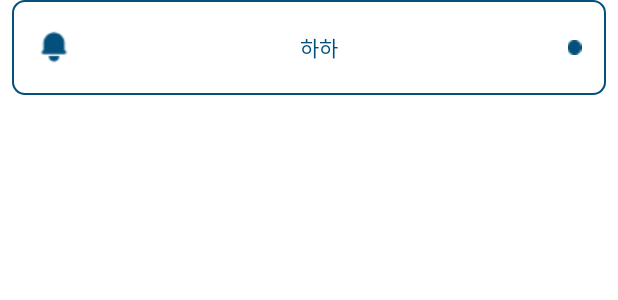
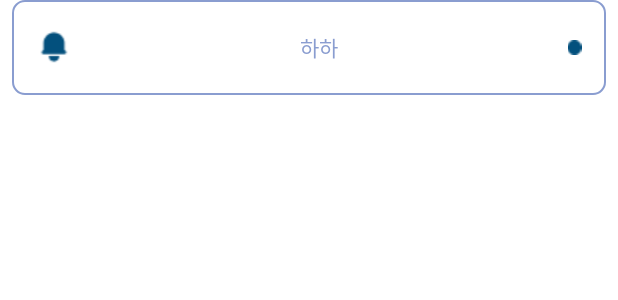
Before and after one commit to pobluesky/customer-inquiry-system-mobile, an Android app: the layout list_notification_item.xml on its own in the app's theme, with its tools: preview values and no code run, on a phone screen of 412 x 824 dp. Shown: the top 300 px of the screen. Run offline under Robolectric (Android 15) with nearby library versions, the light colour scheme and no system bars.

Commit message:
pbs-362--feat: 문의 목록 디자인

```diff
--- a/app/src/main/java/com/example/customer_inquiry_system_mobile/domain/question/adapter/QuestionAdapter.java
+++ b/app/src/main/java/com/example/customer_inquiry_system_mobile/domain/question/adapter/QuestionAdapter.java
@@ -49,6 +49,10 @@ public class QuestionAdapter extends RecyclerView.Adapter<QuestionHolder> {
         holder.status.setText(questionResponseDTO.getStatus());
 
         String status = questionResponseDTO.getStatus();
+
+        int paddingDp = (int) (5 * context.getResources().getDisplayMetrics().density);
+        holder.status.setPadding(paddingDp, paddingDp, paddingDp, paddingDp);
+
         if ("답변대기".equals(status)) {
             holder.status.setBackgroundResource(R.drawable.blue_background);
             holder.status.setTextColor(Color.WHITE);
--- a/app/src/main/java/com/example/customer_inquiry_system_mobile/domain/question/fragment/QuestionDetailActivity.java
+++ b/app/src/main/java/com/example/customer_inquiry_system_mobile/domain/question/fragment/QuestionDetailActivity.java
@@ -82,6 +82,9 @@ public class QuestionDetailActivity extends AppCompatActivity {
                         answerTitle.setText("답변 대기중입니다");
                         answerContents.setText("");
 
+                        int paddingDp = (int) (5 * getResources().getDisplayMetrics().density);
+                        status.setPadding(paddingDp, paddingDp, paddingDp, paddingDp);
+
                         answerTitle.setBackgroundResource(R.drawable.rounded_box);
 
                         answerTitle.setGravity(Gravity.CENTER);
@@ -100,6 +103,9 @@ public class QuestionDetailActivity extends AppCompatActivity {
                     } else if ("답변완료".equals(questionResponseDTO.getStatus())) {
                         findViewById(R.id.imageView7).setVisibility(View.VISIBLE);
                         fetchAnswerByQuestionId(questionId);
+
+                        int paddingDp = (int) (5 * getResources().getDisplayMetrics().density);
+                        status.setPadding(paddingDp, paddingDp, paddingDp, paddingDp);
 
                         status.setBackgroundResource(R.drawable.red_background);
                         status.setTextColor(Color.WHITE);
--- a/app/src/main/res/drawable/rounded_border.xml
+++ b/app/src/main/res/drawable/rounded_border.xml
@@ -3,7 +3,7 @@
     <solid android:color="#FFFFFF"/> <!-- 배경색 (흰색) -->
     <stroke
         android:width="2dp"
-        android:color="#8A9DD0"/> <!-- 테두리 색상 (남색) -->
+        android:color="#8A9DD0"/>
     <corners android:radius="8dp"/> <!-- 모서리 둥글기 -->
     <padding
         android:left="8dp"
--- a/app/src/main/res/drawable/rounded_border_noti.xml
+++ b/app/src/main/res/drawable/rounded_border_noti.xml
@@ -8,5 +8,5 @@
     <!-- 테두리 설정 -->
     <stroke
         android:width="1dp"
-        android:color="#03507D" />
+        android:color="#8A9DD0" />
 </shape>
--- a/app/src/main/res/layout/fragment_list.xml
+++ b/app/src/main/res/layout/fragment_list.xml
@@ -19,6 +19,7 @@
         android:layout_height="wrap_content"
         android:fontFamily="@font/regular"
         android:text="Inquiry 목록"
+        android:paddingBottom="16dp"
         android:textColor="@color/black"
         android:gravity="center_horizontal"
         android:textSize="20dp" />
--- a/app/src/main/res/layout/fragment_question.xml
+++ b/app/src/main/res/layout/fragment_question.xml
@@ -17,8 +17,10 @@
         android:id="@+id/textView3"
         android:layout_width="match_parent"
         android:layout_height="wrap_content"
+        android:gravity="center_horizontal"
         android:fontFamily="@font/regular"
         android:paddingStart="25px"
+        android:paddingBottom="16dp"
         android:text="문의 목록"
         android:textColor="@color/black"
         android:textSize="20dp" />
--- a/app/src/main/res/layout/list_notification_item.xml
+++ b/app/src/main/res/layout/list_notification_item.xml
@@ -23,7 +23,7 @@
         android:gravity="center"
         android:textSize="14sp"
         android:text="하하"
-        android:textColor="#03507D"/>
+        android:textColor="#8A9DD0"/>
 
     <ImageView
         android:id="@+id/imageView9"
```
